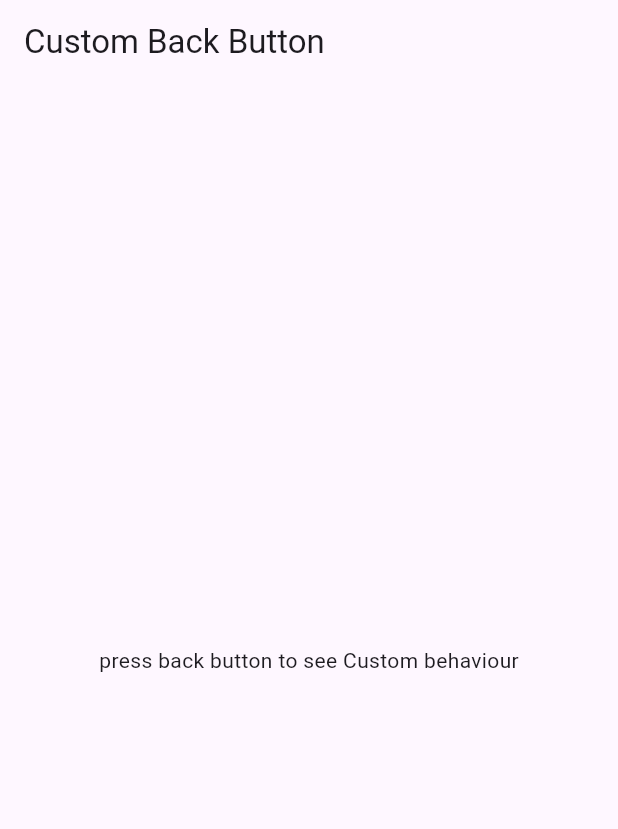
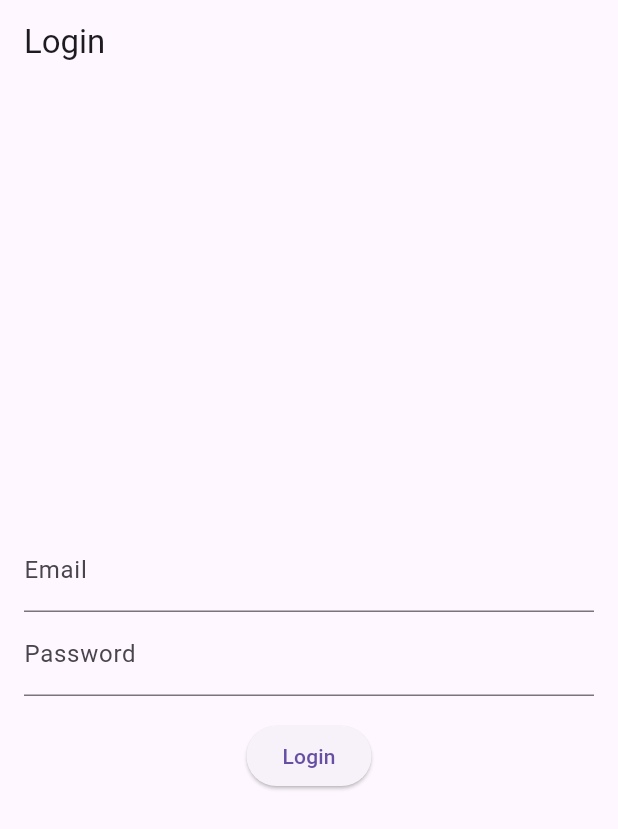
Before and after one commit to Sonykhan1121/Flutter-Full-Stack-Development, a Flutter app: the screen it shows after launch, on a phone screen of 412 x 824 dp. Shown: the top 829 px of the screen. Run offline on Flutter 3.47's test engine with Material 3 defaults, Android fonts, the phone set to English and light mode, and no system bars; our stand-ins replace cached_network_image, dio, flutter_blue_plus, image_picker, just_audio, permission_handler; missing offline and left inert: audio_session; project files that could hold a hidden picture were left out.

Commit message:
learn routing

```diff
--- a/03 Practice Basic Flutter Projects/test_widget/lib/main.dart
+++ b/03 Practice Basic Flutter Projects/test_widget/lib/main.dart
@@ -10,6 +10,7 @@ import 'package:test_widget/api_features/providers/posts_provider.dart';
 import 'package:test_widget/back_home_history_nav_button_features/custom_back_button_screen.dart';
 import 'package:test_widget/bluetooth_features/testpage.dart';
 import 'package:test_widget/constants/constant.dart';
+import 'package:test_widget/routes_features/gorouter/routes/app_router_version1.dart';
 
 import 'audiofeatures/audio_player.dart';
 
@@ -35,7 +36,8 @@ class MyApp extends StatelessWidget {
         theme: ThemeData(
           primaryColor: Colors.blue,
         ),
-        home: CustomBackButtonScreen(),
+        initialRoute: "/",
+        onGenerateRoute: AppRouterVersion1.route,
       ),
 
     );
--- /dev/null
+++ b/03 Practice Basic Flutter Projects/test_widget/lib/routes_features/gorouter/pages/login_test.dart
@@ -0,0 +1,52 @@
+import 'package:flutter/material.dart';
+import 'package:test_widget/routes_features/gorouter/routes/app_router_version1.dart';
+
+class LoginTest extends StatefulWidget {
+  @override
+  _LoginScreenState createState() => _LoginScreenState();
+}
+
+class _LoginScreenState extends State<LoginTest> {
+  final _emailController = TextEditingController();
+  final _passwordController = TextEditingController();
+
+  bool _isLoading = false;
+  String _errorMessage = '';
+
+  @override
+  Widget build(BuildContext context) {
+    return Scaffold(
+      appBar: AppBar(title: Text('Login')),
+      body: Padding(
+        padding: const EdgeInsets.all(16.0),
+        child: Column(
+          mainAxisAlignment: MainAxisAlignment.center,
+          children: [
+            TextField(
+              controller: _emailController,
+              decoration: InputDecoration(labelText: 'Email'),
+            ),
+            TextField(
+              controller: _passwordController,
+              obscureText: true,
+              decoration: InputDecoration(labelText: 'Password'),
+            ),
+            SizedBox(height: 16),
+            if (_errorMessage.isNotEmpty)
+              Text(_errorMessage, style: TextStyle(color: Colors.red)),
+            ElevatedButton(
+              onPressed: (){
+                AppRouterVersion1.isauth = true;
+                Navigator.popAndPushNamed(context, '/');
+
+              },
+              child: _isLoading ? CircularProgressIndicator() : Text('Login'),
+            ),
+          ],
+        ),
+      ),
+    );
+  }
+
+
+}
--- /dev/null
+++ b/03 Practice Basic Flutter Projects/test_widget/lib/routes_features/gorouter/routes/app_router_version1.dart
@@ -0,0 +1,52 @@
+import 'package:flutter/material.dart';
+import 'package:test_widget/routes_features/gorouter/pages/error_test.dart';
+import 'package:test_widget/routes_features/gorouter/pages/home_test.dart';
+import 'package:test_widget/routes_features/gorouter/pages/login_test.dart';
+import 'package:test_widget/routes_features/gorouter/pages/profile_test.dart';
+
+import '../pages/signup_test.dart';
+
+class AppRouterVersion1{
+   static bool isauth = false;
+  static Route<dynamic> route (RouteSettings settings)
+  {
+    final args = settings.arguments;
+    if(settings.name=='/')
+      {
+        if(!isauth)
+          {
+
+            return MaterialPageRoute(builder: (context)=>LoginTest());
+          }
+        else {
+          return MaterialPageRoute(builder: (context)=>HomeTest());
+        }
+      }
+    else if(settings.name =='/signuptest')
+      {
+        return MaterialPageRoute(builder: (context)=>SignupTest());
+      }
+    else if(settings.name=='/logintest')
+      {
+        return MaterialPageRoute(builder: (context)=>LoginTest());
+      }
+    else if(settings.name=='/profiletest')
+      {
+
+        if(args is String)
+          {
+            return MaterialPageRoute(builder: (context)=>ProfileTest(userId: args as String));
+          }
+        else
+          {
+            return MaterialPageRoute(builder: (context)=>ErrorTest(message: "data is not a String"));
+          }
+
+
+      }
+    else
+      {
+        return MaterialPageRoute(builder: (context)=>ErrorTest(message: "Route Not Found",));
+      }
+  }
+}
--- a/03 Practice Basic Flutter Projects/test_widget/pubspec.yaml
+++ b/03 Practice Basic Flutter Projects/test_widget/pubspec.yaml
@@ -48,6 +48,7 @@ dependencies:
   flutter_blue_plus: ^1.35.3
   permission_handler: ^11.4.0
   url_launcher: ^6.3.1
+  go_router: ^14.8.1
 
 
 dev_dependencies:
```
Also changed, not shown: 03 Practice Basic Flutter Projects/test_widget/lib/forloopfeatures/forloop.dart (added, +91 -0 lines), 03 Practice Basic Flutter Projects/test_widget/lib/forloopfeatures/profile_screen.dart (added, +134 -0 lines), 03 Practice Basic Flutter Projects/test_widget/lib/routes_features/gorouter/pages/error_test.dart (added, +19 -0 lines), 03 Practice Basic Flutter Projects/test_widget/lib/routes_features/gorouter/pages/home_test.dart (added, +13 -0 lines), 03 Practice Basic Flutter Projects/test_widget/lib/routes_features/gorouter/pages/profile_test.dart (added, +23 -0 lines), 03 Practice Basic Flutter Projects/test_widget/lib/routes_features/gorouter/pages/signup_test.dart (added, +44 -0 lines), 03 Practice Basic Flutter Projects/test_widget/lib/routes_features/gorouter/routes/app_router_version2.dart (added), 03 Practice Basic Flutter Projects/test_widget/pubspec.lock.
